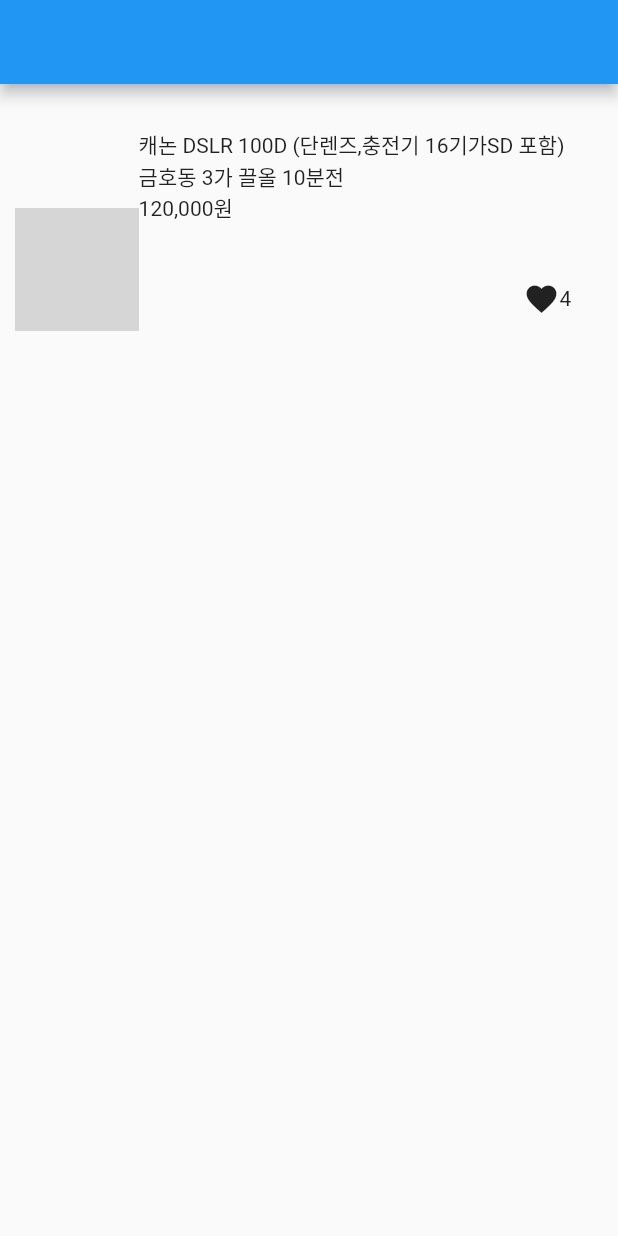
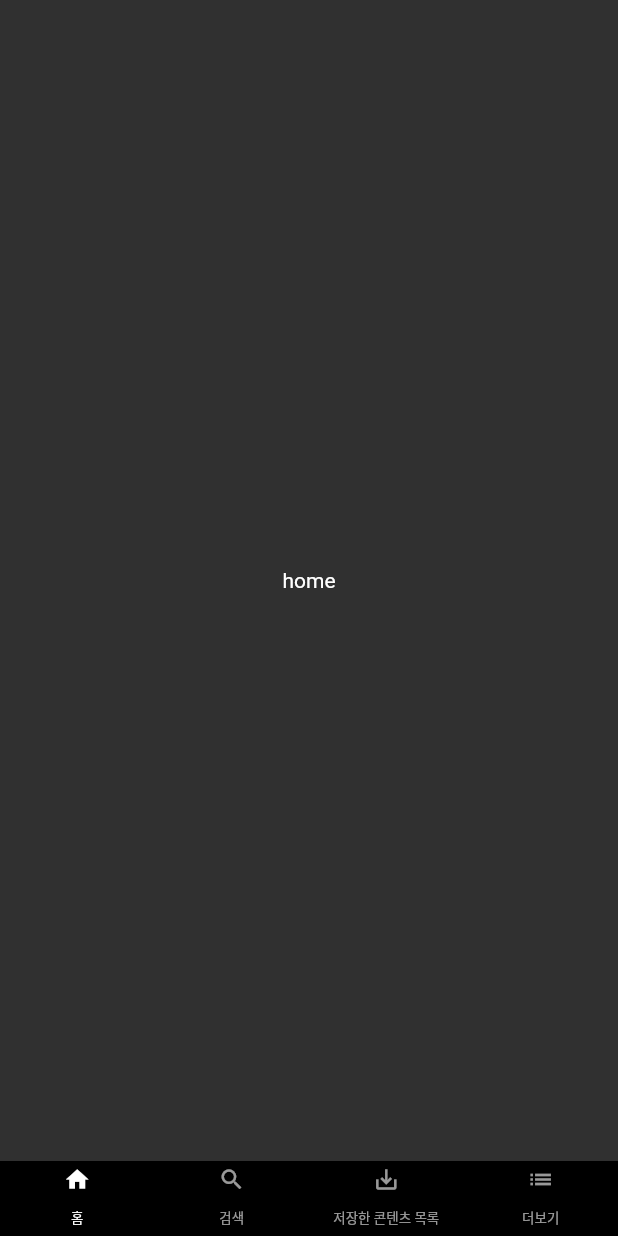
Before and after one commit to gunho30811/flutter_dev, a Flutter app: the screen it shows after launch, on a phone screen of 412 x 824 dp. Run offline on Flutter 3.47's test engine with Material 2 defaults, Android fonts, the phone set to English and light mode, and no system bars; grey boxes are pictures that could not be loaded.

Commit message:
2023-03-07 10:58
기본적 UI 삭제 후, lib에 model, scrren widget 폴더 추가하고 기본적인 앱 슬라이드 생성

```diff
--- a/lib/main.dart
+++ b/lib/main.dart
@@ -1,61 +1,36 @@
+import 'package:contact_youtube/widget/bottom_bar.dart';
 import 'package:flutter/material.dart';
 
-void main() {
-  runApp(const MyApp()); //App start
+void main() => runApp(MyApp());
+
+class MyApp extends StatefulWidget {
+  _MyAppState createState() => _MyAppState();
 }
 
-class MyApp extends StatelessWidget {
-  const MyApp({Key? key}) : super(key: key);
+class _MyAppState extends State<MyApp> {
+  late TabController controller;
   @override
   Widget build(BuildContext context) {
-    // return const Placeholder(); 초기 설정으로 나옴. 혹시 몰라서 주석처리
-
-    return MaterialApp(  //앱 디자인은 위젯 짜집기
-      home: Scaffold(
-        appBar: AppBar(),
-        body: Container(
-          height: MediaQuery.of(context).size.height * 0.3,
-          width: MediaQuery.of(context).size.width*1,
-          padding: EdgeInsets.all(10),
-          child: Row(
-            children: [
-              Image.asset('car.jpg', width:MediaQuery.of(context).size.width*0.2,),
-              Container(
-                width: MediaQuery.of(context).size.width *0.7,
-                margin: EdgeInsets.fromLTRB(0, 20, 0, 0),
-                child: Column(
-                  crossAxisAlignment: CrossAxisAlignment.start,
-                  children: [
-                    Text('캐논 DSLR 100D (단렌즈,충전기 16기가SD 포함)',style: TextStyle()),
-                    Text('금호동 3가 끌올 10분전'),
-                    Text('120,000원'),
-                    Row(
-                      mainAxisAlignment: MainAxisAlignment.end,
-                      children: <Widget>[
-                        Container(
-                          margin: EdgeInsets.fromLTRB(0, 100, 0, 0),
-                        ),
-                        Icon(Icons.favorite),
-                        Text('4'),
-                      ],
-                    ),
-                  ],
-                )
-              ),
-            ],
+    return MaterialApp(
+        title: 'Bbongflix',
+        theme: ThemeData(
+            brightness: Brightness.dark,
+            primaryColor: Colors.black,
+            hintColor: Colors.white),
+        home: DefaultTabController(
+          length: 4,
+          child: Scaffold(
+            body: TabBarView(
+              physics: NeverScrollableScrollPhysics(),
+              children: <Widget>[
+                Container(child: Center(child: Text('home'),),),
+                Container(child: Center(child: Text('search'),),),
+                Container(child: Center(child: Text('save'),),),
+                Container(child: Center(child: Text('more'),),),
+              ],
+            ),
+            bottomNavigationBar: Bottom(),
           ),
-        )
-      )
-    );
+        ));
   }
 }
-//글자 위젯    Text('contents')
-//이미지 위젯   Image.asset('경로') //'assets/Kevin.png' 인식을 못한다.
-//아이콘 위젯   Icon(Icons.item)
-//박스 위젯  Container() or SizedBox()
-//여러 위젯 가로로 배치 Row( children:[]) , 세로로 배치 Column( children:[])
-//          mainAxisAlignment: MainAxisAlignment.spaceEvenly, =>display:flex 랑 비슷(정축 위주로 움직임)
-//           crossAxisAlignment: CrossAxisAlignment.center, => 세로+space 정렬
-// Scaffold() , appBar: AppBar(), body: Container(), bottomNavigationBar: BottomAppBar()
-// Row( children:[mainAxisAlignment: MainAxisAlignment.spaceEvenly])
-//레이아웃 순서 1. 원본 디자인이 필요하다 (예시 디자인) 2. 예시화면에 네모그리기 3. 바깥 네모부터 하나하나 위젯으로 4.디자인
--- /dev/null
+++ b/lib/widget/bottom_bar.dart
@@ -0,0 +1,52 @@
+import 'package:flutter/material.dart';
+
+class Bottom extends StatelessWidget {
+  @override
+  Widget build(BuildContext context) {
+    return Container(
+      color: Colors.black,
+      child: Container(
+        height: 50,
+        child: TabBar(
+          labelColor: Colors.white,
+          unselectedLabelColor: Colors.white60,
+          indicatorColor: Colors.transparent,
+          tabs: <Widget>[
+            Tab(
+              icon: Icon(
+                Icons.home,
+                size: 18,
+              ),
+              child: Text('홈', style: TextStyle(fontSize: 9),
+              ),
+            ),
+            Tab(
+              icon: Icon(
+                Icons.search,
+                size: 18,
+              ),
+              child: Text('검색', style: TextStyle(fontSize: 9),
+              ),
+            ),
+            Tab(
+              icon: Icon(
+                Icons.save_alt,
+                size: 18,
+              ),
+              child: Text('저장한 콘텐츠 목록', style: TextStyle(fontSize: 9),
+              ),
+            ),
+            Tab(
+              icon: Icon(
+                Icons.list,
+                size: 18,
+              ),
+              child: Text('더보기', style: TextStyle(fontSize: 9),
+              ),
+            ),
+          ],
+        ),
+      ),
+    );
+  }
+}
```
Also changed, not shown: pubspec.lock.
